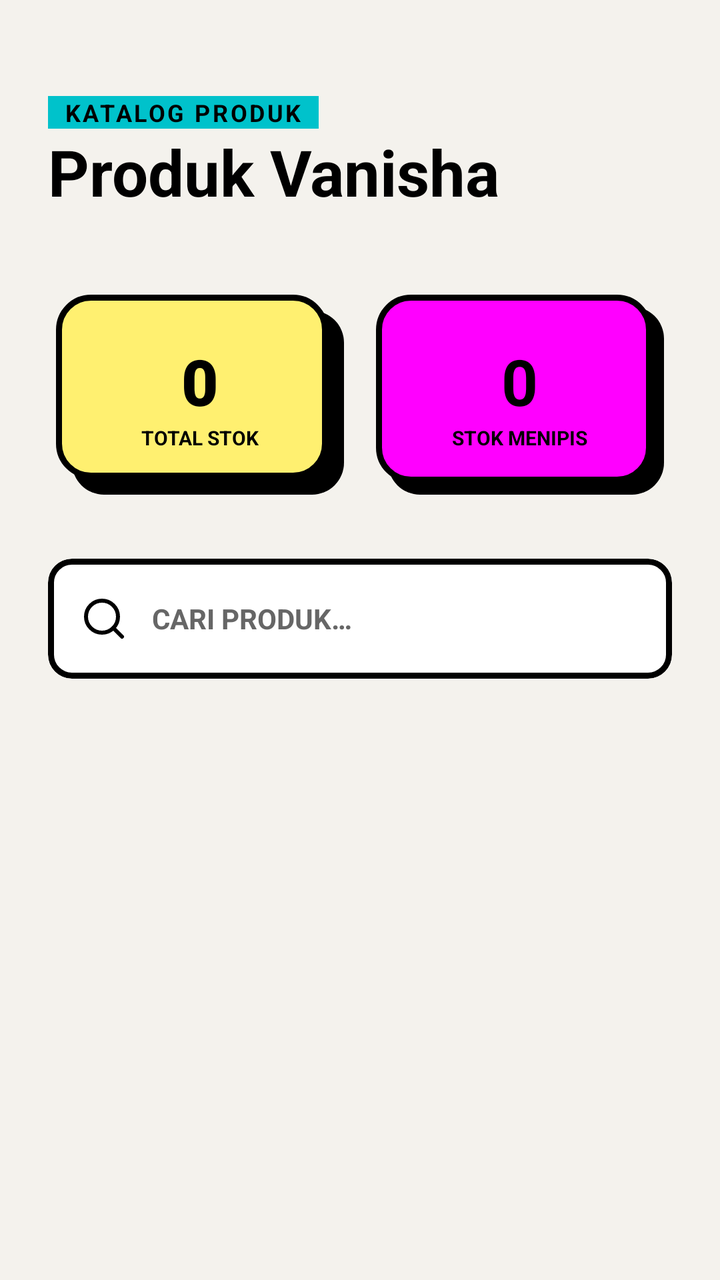
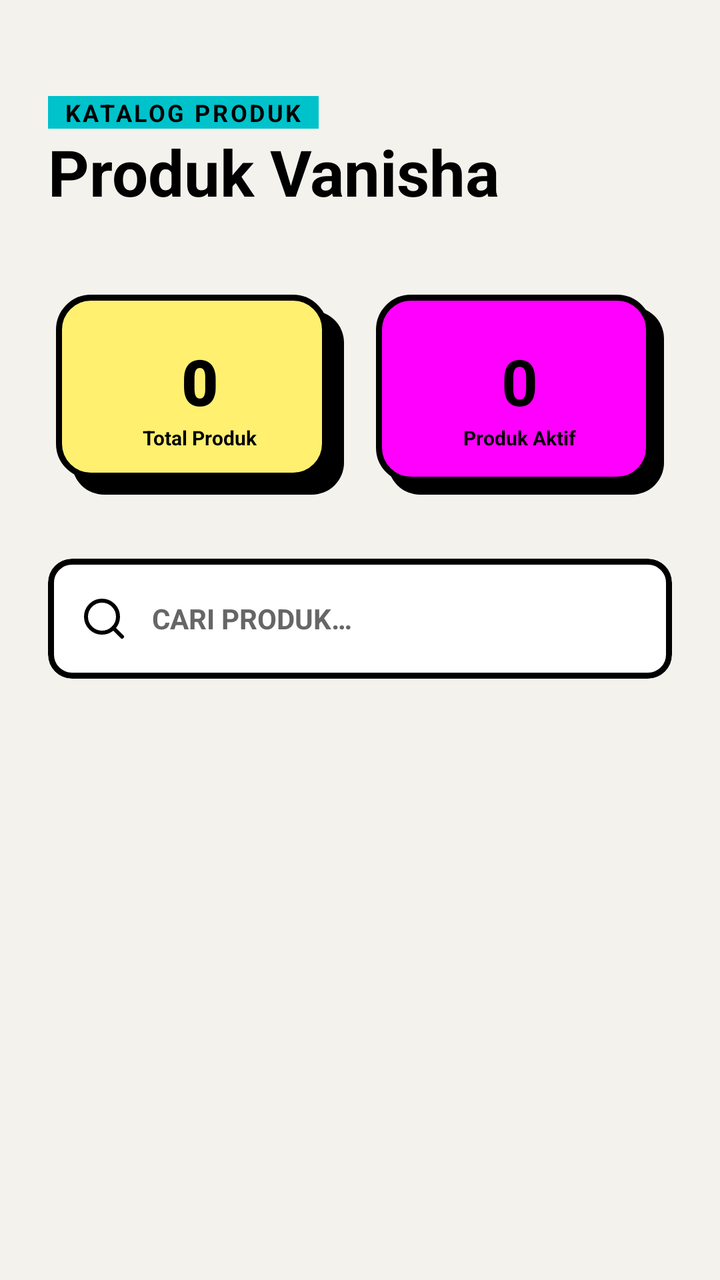

Screens rendered from an Android XML layout before and after an edit, with the pre-edit source and the edit as a unified diff.
<!-- AndroidManifest.xml: application theme Theme.VanishaBakery -->
<!-- res/layout/fragment_produk.xml -->
<?xml version="1.0" encoding="utf-8"?>
<androidx.coordinatorlayout.widget.CoordinatorLayout
    xmlns:android="http://schemas.android.com/apk/res/android"
    xmlns:app="http://schemas.android.com/apk/res-auto"
    xmlns:tools="http://schemas.android.com/tools"
    android:layout_width="match_parent"
    android:layout_height="match_parent"
    android:background="@color/background">

    <com.google.android.material.appbar.AppBarLayout
        android:layout_width="match_parent"
        android:layout_height="wrap_content"
        android:background="@android:color/transparent"
        app:elevation="0dp">

        <com.google.android.material.appbar.CollapsingToolbarLayout
            android:layout_width="match_parent"
            android:layout_height="wrap_content"
            app:layout_scrollFlags="scroll|exitUntilCollapsed">

            <LinearLayout
                android:layout_width="match_parent"
                android:layout_height="wrap_content"
                android:orientation="vertical"
                android:paddingTop="48dp"
                android:paddingBottom="24dp">

                <RelativeLayout
                    android:layout_width="match_parent"
                    android:layout_height="wrap_content"
                    android:paddingHorizontal="24dp">
                    <LinearLayout
                        android:layout_width="wrap_content"
                        android:layout_height="wrap_content"
                        android:orientation="vertical">
                        <TextView
                            android:layout_width="wrap_content"
                            android:layout_height="wrap_content"
                            android:text="@string/label_katalog_produk"
                            android:textColor="@color/black"
                            android:textSize="12sp"
                            android:textStyle="bold"
                            android:letterSpacing="0.1"
                            android:background="@color/neo_teal"
                            android:paddingHorizontal="8dp" />
                        <TextView
                            android:layout_width="wrap_content"
                            android:layout_height="wrap_content"
                            android:text="@string/label_produk_vanisha"
                            android:textColor="@color/black"
                            android:textSize="32sp"
                            android:textStyle="bold" />
                    </LinearLayout>
                </RelativeLayout>

                
                <LinearLayout
                    android:layout_width="match_parent"
                    android:layout_height="wrap_content"
                    android:orientation="horizontal"
                    android:paddingHorizontal="20dp"
                    android:layout_marginTop="32dp">

                    <LinearLayout
                        android:layout_width="0dp"
                        android:layout_height="100dp"
                        android:layout_weight="1"
                        android:layout_margin="8dp"
                        android:background="@drawable/bg_neo_card_yellow">
                        <LinearLayout
                            android:layout_width="match_parent"
                            android:layout_height="match_parent"
                            android:orientation="vertical"
                            android:gravity="center">
                            <TextView
                                android:id="@+id/tvTotalStok"
                                android:layout_width="wrap_content"
                                android:layout_height="wrap_content"
                                android:text="0"
                                android:textColor="@color/black"
                                android:textSize="32sp"
                                android:fontFamily="sans-serif-black"
                                android:textStyle="bold" />
                            <TextView
                                android:layout_width="wrap_content"
                                android:layout_height="wrap_content"
                                android:text="@string/label_total_stok"
                                android:textColor="@color/black"
                                android:textSize="10sp"
                                android:textStyle="bold" />
                        </LinearLayout>
                    </LinearLayout>

                    <LinearLayout
                        android:layout_width="0dp"
                        android:layout_height="100dp"
                        android:layout_weight="1"
                        android:layout_margin="8dp"
                        android:background="@drawable/bg_neo_card_magenta">
                        <LinearLayout
                            android:layout_width="match_parent"
                            android:layout_height="match_parent"
                            android:orientation="vertical"
                            android:gravity="center">
                            <TextView
                                android:id="@+id/tvLowStockCount"
                                android:layout_width="wrap_content"
                                android:layout_height="wrap_content"
                                android:text="0"
                                android:textColor="@color/black"
                                android:textSize="32sp"
                                android:textStyle="bold" />
                            <TextView
                                android:layout_width="wrap_content"
                                android:layout_height="wrap_content"
                                android:text="@string/label_stok_menipis"
                                android:textColor="@color/black"
                                android:textSize="10sp"
                                android:textStyle="bold" />
                        </LinearLayout>
                    </LinearLayout>
                </LinearLayout>

                
                <com.google.android.material.card.MaterialCardView
                    android:layout_width="match_parent"
                    android:layout_height="60dp"
                    android:layout_marginHorizontal="24dp"
                    android:layout_marginTop="24dp"
                    app:cardBackgroundColor="@color/white"
                    app:cardCornerRadius="12dp"
                    app:strokeWidth="3dp"
                    app:strokeColor="@color/black"
                    app:cardElevation="0dp">
                    <EditText
                        android:id="@+id/etSearch"
                        android:layout_width="match_parent"
                        android:layout_height="match_parent"
                        android:background="@android:color/transparent"
                        android:hint="@string/label_cari_produk_hint"
                        android:paddingHorizontal="16dp"
                        android:textColor="@color/black"
                        android:textColorHint="@color/text_hint"
                        android:textSize="14sp"
                        android:textStyle="bold"
                        android:drawableStart="@drawable/ic_search"
                        android:drawablePadding="12dp"
                        app:drawableTint="@color/black" />
                </com.google.android.material.card.MaterialCardView>

            </LinearLayout>

        </com.google.android.material.appbar.CollapsingToolbarLayout>
    </com.google.android.material.appbar.AppBarLayout>

    <androidx.recyclerview.widget.RecyclerView
        android:id="@+id/rvProduk"
        android:layout_width="match_parent"
        android:layout_height="match_parent"
        android:paddingHorizontal="16dp"
        android:paddingTop="12dp"
        android:paddingBottom="180dp"
        android:clipToPadding="false"
        app:layout_behavior="@string/appbar_scrolling_view_behavior"
        app:layoutManager="androidx.recyclerview.widget.LinearLayoutManager"
        tools:listitem="@layout/item_produk" />

    <ProgressBar
        android:id="@+id/progressBar"
        android:layout_width="wrap_content"
        android:layout_height="wrap_content"
        android:layout_gravity="center"
        android:indeterminateTint="@color/black"
        android:visibility="gone" />

    <com.google.android.material.floatingactionbutton.ExtendedFloatingActionButton
        android:id="@+id/fabAddProduk"
        android:layout_width="wrap_content"
        android:layout_height="wrap_content"
        android:layout_gravity="bottom|end"
        android:layout_marginBottom="110dp"
        android:layout_marginEnd="24dp"
        android:text="@string/btn_tambah_produk"
        android:textColor="@color/black"
        android:textStyle="bold"
        app:icon="@drawable/ic_add"
        app:iconTint="@color/black"
        android:visibility="gone"
        app:backgroundTint="@color/neo_teal"
        app:strokeWidth="3dp"
        app:strokeColor="@color/black"
        app:elevation="8dp" />

</androidx.coordinatorlayout.widget.CoordinatorLayout>
<!-- res/layout/item_produk.xml (included above) -->
<?xml version="1.0" encoding="utf-8"?>
<com.google.android.material.card.MaterialCardView
    xmlns:android="http://schemas.android.com/apk/res/android"
    xmlns:app="http://schemas.android.com/apk/res-auto"
    xmlns:tools="http://schemas.android.com/tools"
    android:layout_width="match_parent"
    android:layout_height="wrap_content"
    android:layout_marginBottom="20dp"
    android:layout_marginHorizontal="8dp"
    style="@style/Widget.Vanisha.Card.Neo">

    <androidx.constraintlayout.widget.ConstraintLayout
        android:layout_width="match_parent"
        android:layout_height="wrap_content"
        android:padding="20dp">

        <TextView
            android:id="@+id/tvNamaProduk"
            android:layout_width="0dp"
            android:layout_height="wrap_content"
            android:layout_marginEnd="8dp"
            android:text="Product Name"
            android:textColor="@color/black"
            android:textSize="18sp"
            android:fontFamily="sans-serif-black"
            android:textStyle="bold"
            app:layout_constraintStart_toStartOf="parent"
            app:layout_constraintTop_toTopOf="parent"
            app:layout_constraintEnd_toStartOf="@id/layoutAdminActions" />

        <TextView
            android:id="@+id/tvHargaProduk"
            android:layout_width="wrap_content"
            android:layout_height="wrap_content"
            android:layout_marginTop="6dp"
            android:text="Rp 15.000"
            android:textColor="@color/black"
            android:textSize="14sp"
            android:textStyle="bold"
            android:background="@color/neo_teal"
            android:paddingHorizontal="8dp"
            android:paddingVertical="2dp"
            app:layout_constraintStart_toStartOf="@id/tvNamaProduk"
            app:layout_constraintTop_toBottomOf="@id/tvNamaProduk" />

        <TextView
            android:id="@+id/tvStokProduk"
            android:layout_width="wrap_content"
            android:layout_height="wrap_content"
            android:layout_marginTop="12dp"
            android:text="STOCK: 45 PCS"
            android:textColor="@color/black"
            android:textSize="12sp"
            android:textStyle="bold"
            android:letterSpacing="0.05"
            app:layout_constraintStart_toStartOf="@id/tvNamaProduk"
            app:layout_constraintTop_toBottomOf="@id/tvHargaProduk" />

        <LinearLayout
            android:id="@+id/layoutAdminActions"
            android:layout_width="wrap_content"
            android:layout_height="wrap_content"
            android:orientation="horizontal"
            android:visibility="gone"
            tools:visibility="visible"
            app:layout_constraintTop_toTopOf="parent"
            app:layout_constraintEnd_toEndOf="parent">

            <com.google.android.material.card.MaterialCardView
                android:id="@+id/cardEditProduk"
                android:layout_width="40dp"
                android:layout_height="40dp"
                app:cardCornerRadius="8dp"
                app:cardElevation="0dp"
                app:cardBackgroundColor="@color/neo_yellow"
                app:strokeWidth="2dp"
                app:strokeColor="@color/black">
                <ImageButton
                    android:id="@+id/btnEditProduk"
                    android:layout_width="match_parent"
                    android:layout_height="match_parent"
                    android:background="@android:color/transparent"
                    android:src="@drawable/ic_edit"
                    android:padding="8dp"
                    android:scaleType="centerInside"
                    app:tint="@color/black" />
            </com.google.android.material.card.MaterialCardView>

            <com.google.android.material.card.MaterialCardView
                android:id="@+id/cardDeleteProduk"
                android:layout_width="40dp"
                android:layout_height="40dp"
                android:layout_marginStart="12dp"
                app:cardCornerRadius="8dp"
                app:cardElevation="0dp"
                app:cardBackgroundColor="@color/neo_red"
                app:strokeWidth="2dp"
                app:strokeColor="@color/black">
                <ImageButton
                    android:id="@+id/btnDeleteProduk"
                    android:layout_width="match_parent"
                    android:layout_height="match_parent"
                    android:background="@android:color/transparent"
                    android:src="@drawable/ic_delete"
                    android:padding="8dp"
                    android:scaleType="centerInside"
                    app:tint="@color/black" />
            </com.google.android.material.card.MaterialCardView>
        </LinearLayout>

    </androidx.constraintlayout.widget.ConstraintLayout>
</com.google.android.material.card.MaterialCardView>
<!-- resources referenced by this layout -->
<resources>
  <color name="background">@color/bg_light</color>
  <color name="black">#000000</color>
  <color name="neo_red">#F28482</color>
  <color name="neo_teal">#00C2CB</color>
  <color name="neo_yellow">#FFF070</color>
  <color name="text_hint">#666666</color>
  <color name="white">#FFFFFF</color>
  <!-- drawable ic_add (drawable) -->
  <?xml version="1.0" encoding="utf-8"?>
  <vector xmlns:android="http://schemas.android.com/apk/res/android"
      android:width="24dp" android:height="24dp"
      android:viewportWidth="24" android:viewportHeight="24">
      <path android:fillColor="#FF000000"
          android:pathData="M19,13h-6v6h-2v-6H5v-2h6V5h2v6h6v2z"/>
  </vector>
  <!-- drawable ic_delete (drawable) -->
  <vector xmlns:android="http://schemas.android.com/apk/res/android"
      android:width="24dp"
      android:height="24dp"
      android:viewportWidth="24"
      android:viewportHeight="24"
      android:tint="?attr/colorControlNormal">
    <path
        android:fillColor="@android:color/white"
        android:pathData="M16,9v10H8V9h8m-1.5,-6h-5l-1,1H5v2h14V4h-3.5l-1,-1zM18,7H6v12c0,1.1 0.9,2 2,2h8c1.1,0 2,-0.9 2,-2V7z"/>
  </vector>
  <!-- drawable ic_edit (drawable) -->
  <vector xmlns:android="http://schemas.android.com/apk/res/android"
      android:width="24dp"
      android:height="24dp"
      android:viewportWidth="24"
      android:viewportHeight="24">
      <path
          android:fillColor="@android:color/white"
          android:pathData="M3,17.25V21h3.75L17.81,9.94l-3.75,-3.75L3,17.25zM20.71,7.04c0.39,-0.39 0.39,-1.02 0,-1.41l-2.34,-2.34c-0.39,-0.39 -1.02,-0.39 -1.41,0l-1.83,1.83 3.75,3.75 1.83,-1.83z" />
  </vector>
  <string name="btn_tambah_produk">TAMBAH PRODUK</string>
  <string name="label_cari_produk_hint">CARI PRODUK…</string>
  <string name="label_katalog_produk">KATALOG PRODUK</string>
  <string name="label_produk_vanisha">Produk Vanisha</string>
  <string name="label_stok_menipis">STOK MENIPIS</string>
  <string name="label_total_stok">TOTAL STOK</string>
  <style name="Widget.Vanisha.Card.Neo" parent="Widget.Material3.CardView.Elevated">
          <item name="android:background">@drawable/bg_neo_card</item>
          <item name="cardBackgroundColor">@color/transparent</item>
          <item name="cardElevation">0dp</item>
          <item name="cardCornerRadius">0dp</item>
          <item name="strokeWidth">0dp</item>
      </style>
  <style name="Theme.VanishaBakery" parent="Base.Theme.VanishaBakery" />
  <color name="bg_light">@color/neo_bg</color>
  <color name="neo_magenta">#FF00FF</color>
  <color name="transparent">#00000000</color>
  <color name="neo_bg">#F4F2ED</color>
  <color name="primary">@color/neo_yellow</color>
  <color name="on_primary">@color/black</color>
  <color name="secondary">@color/neo_teal</color>
  <color name="surface">@color/card_light</color>
  <color name="text_primary">@color/text_primary_light</color>
  <color name="surface_variant">@color/neo_bg</color>
  <color name="outline">@color/black</color>
  <style name="Widget.Vanisha.TextInputLayout.Neo" parent="Widget.Material3.TextInputLayout.FilledBox">
          <item name="boxStrokeWidth">0dp</item>
          <item name="boxStrokeWidthFocused">0dp</item>
          <item name="boxBackgroundColor">@color/transparent</item>
          <item name="android:textColorHint">@color/text_hint</item>
          <item name="hintTextColor">@color/black</item>
      </style>
  <color name="card_light">@color/white</color>
  <color name="text_primary_light">#000000</color>
  <!-- unchanged entries left out for length: 7 -->
</resources>

<!-- the commit's change to res/layout/fragment_produk.xml (unified diff, before → after) -->
@@ -73,7 +73,7 @@
                             android:orientation="vertical"
                             android:gravity="center">
                             <TextView
-                                android:id="@+id/tvTotalStok"
+                                android:id="@+id/tvTotalProduk"
                                 android:layout_width="wrap_content"
                                 android:layout_height="wrap_content"
                                 android:text="0"
@@ -84,7 +84,7 @@
                             <TextView
                                 android:layout_width="wrap_content"
                                 android:layout_height="wrap_content"
-                                android:text="@string/label_total_stok"
+                                android:text="Total Produk"
                                 android:textColor="@color/black"
                                 android:textSize="10sp"
                                 android:textStyle="bold" />
@@ -103,7 +103,7 @@
                             android:orientation="vertical"
                             android:gravity="center">
                             <TextView
-                                android:id="@+id/tvLowStockCount"
+                                android:id="@+id/tvProdukAktif"
                                 android:layout_width="wrap_content"
                                 android:layout_height="wrap_content"
                                 android:text="0"
@@ -113,7 +113,7 @@
                             <TextView
                                 android:layout_width="wrap_content"
                                 android:layout_height="wrap_content"
-                                android:text="@string/label_stok_menipis"
+                                android:text="Produk Aktif"
                                 android:textColor="@color/black"
                                 android:textSize="10sp"
                                 android:textStyle="bold" />
@@ -248,6 +248,7 @@
             android:textSize="12sp"
             android:textStyle="bold"
             android:letterSpacing="0.05"
+            android:visibility="gone"
             app:layout_constraintStart_toStartOf="@id/tvNamaProduk"
             app:layout_constraintTop_toBottomOf="@id/tvHargaProduk" />
 
<!-- resource entries referenced after the edit -->
@@ -40,8 +40,6 @@
   <string name="label_cari_produk_hint">CARI PRODUK…</string>
   <string name="label_katalog_produk">KATALOG PRODUK</string>
   <string name="label_produk_vanisha">Produk Vanisha</string>
-  <string name="label_stok_menipis">STOK MENIPIS</string>
-  <string name="label_total_stok">TOTAL STOK</string>
   <style name="Widget.Vanisha.Card.Neo" parent="Widget.Material3.CardView.Elevated">
           <item name="android:background">@drawable/bg_neo_card</item>
           <item name="cardBackgroundColor">@color/transparent</item>
